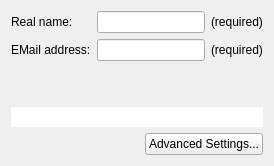
The window that src/newcertificatewizard/enterdetailspage.ui (sensama/kleopatra) describes before a commit, drawn with Qt 5.
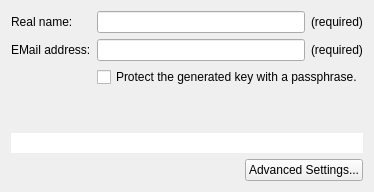
The same window after the commit.

Commit message:
Permit empty passphrase for key by default
As this change might be controversial we both check if
"enforce-passphrase-constraints" is set in the GnuPG backend
and make this option configurable in kleopatrarc.

For most people a passphrase on a key is not really required
since the endpoint is either fully compromised, in which case
a keylogger can obtain the passphrase or the local storage
is secure. The wording "encrypt key with an unrecoverable
passphrase" should also further clarify what happens when
a passphrase is entered.

GnuPG-Bug-Id: T5181
GnuPG-Bug-Id: T3724
GnuPG-Bug-Id: T4346

The edit to the form file:
```diff
--- a/src/newcertificatewizard/enterdetailspage.ui
+++ b/src/newcertificatewizard/enterdetailspage.ui
@@ -44,6 +44,16 @@
        </property>
       </widget>
      </item>
+     <item row="2" column="1" colspan="2">
+      <widget class="QCheckBox" name="withPassCB">
+       <property name="text" >
+        <string>Protect the generated key with a passphrase.</string>
+       </property>
+       <property name="toolTip" >
+        <string>Encrypts the secret key with an unrecoverable passphrase. You will be asked for the passphrase during key generation.</string>
+       </property>
+      </widget>
+     </item>
     </layout>
    </item>
    <item>
```
The commit also changes 1 other file.
